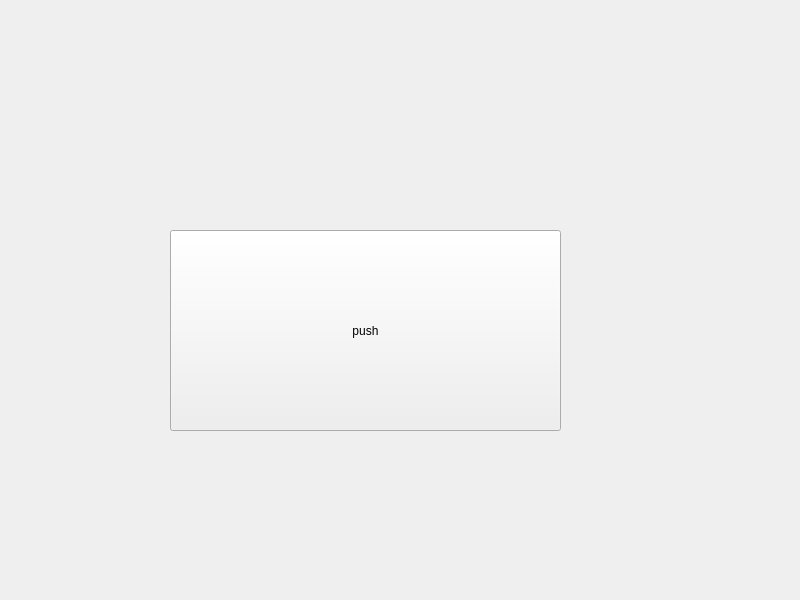
Before: the Qt Designer form widget.ui in MUTANTSTATUE/ZLMDemo, drawn with Qt 5.
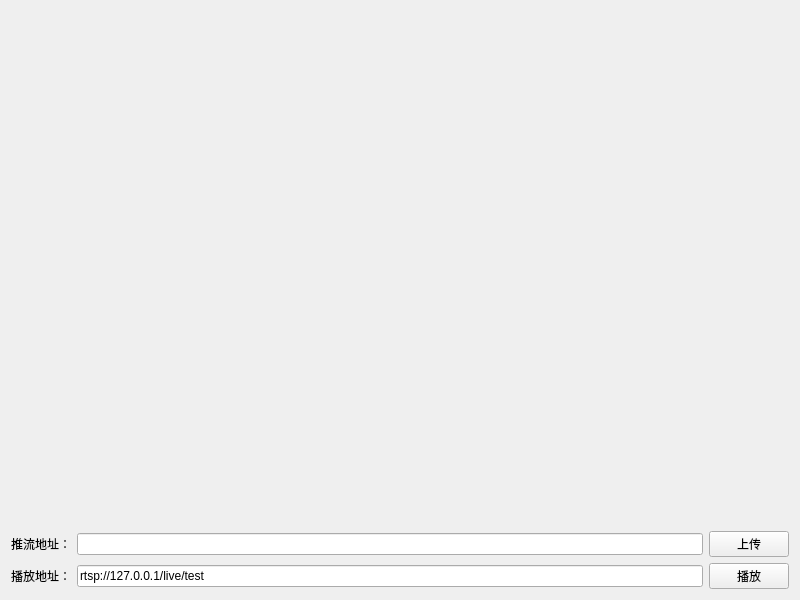
After: the same form once the commit is applied.

Diff of the .ui file:
```diff
--- a/widget.ui
+++ b/widget.ui
@@ -13,22 +13,64 @@
   <property name="windowTitle">
    <string>Widget</string>
   </property>
-  <widget class="QPushButton" name="pushButton">
-   <property name="geometry">
-    <rect>
-     <x>170</x>
-     <y>230</y>
-     <width>391</width>
-     <height>201</height>
-    </rect>
-   </property>
-   <property name="text">
-    <string>push</string>
-   </property>
-   <property name="checkable">
-    <bool>true</bool>
-   </property>
-  </widget>
+  <layout class="QVBoxLayout" name="verticalLayout" stretch="1,0,0">
+   <item>
+    <widget class="QWidget" name="widget" native="true"/>
+   </item>
+   <item>
+    <layout class="QHBoxLayout" name="horizontalLayout_2">
+     <item>
+      <widget class="QLabel" name="label">
+       <property name="text">
+        <string>推流地址：</string>
+       </property>
+      </widget>
+     </item>
+     <item>
+      <widget class="QLineEdit" name="lineEditPushUrl">
+       <property name="readOnly">
+        <bool>true</bool>
+       </property>
+      </widget>
+     </item>
+     <item>
+      <widget class="QPushButton" name="pushButtonPush">
+       <property name="text">
+        <string>上传</string>
+       </property>
+       <property name="checkable">
+        <bool>true</bool>
+       </property>
+      </widget>
+     </item>
+    </layout>
+   </item>
+   <item>
+    <layout class="QHBoxLayout" name="horizontalLayout">
+     <item>
+      <widget class="QLabel" name="label_2">
+       <property name="text">
+        <string>播放地址：</string>
+       </property>
+      </widget>
+     </item>
+     <item>
+      <widget class="QLineEdit" name="lineEditPlayUrl">
+       <property name="text">
+        <string>rtsp://127.0.0.1/live/test</string>
+       </property>
+      </widget>
+     </item>
+     <item>
+      <widget class="QPushButton" name="pushButtonPlay">
+       <property name="text">
+        <string>播放</string>
+       </property>
+      </widget>
+     </item>
+    </layout>
+   </item>
+  </layout>
  </widget>
  <resources/>
  <connections/>
```
